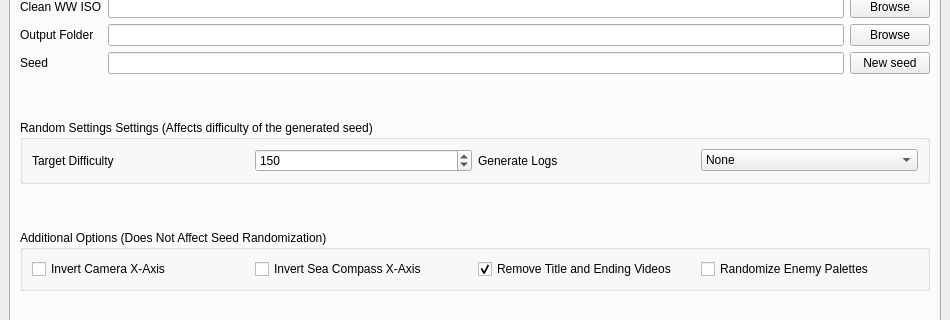
First picture: the form in wwr_ui/randomizer_window.ui, repository Aelire/wwrando, before the edit; both pictures show x 0 to 950 and y 235 to 555 of the 950 by 700 pixel window.
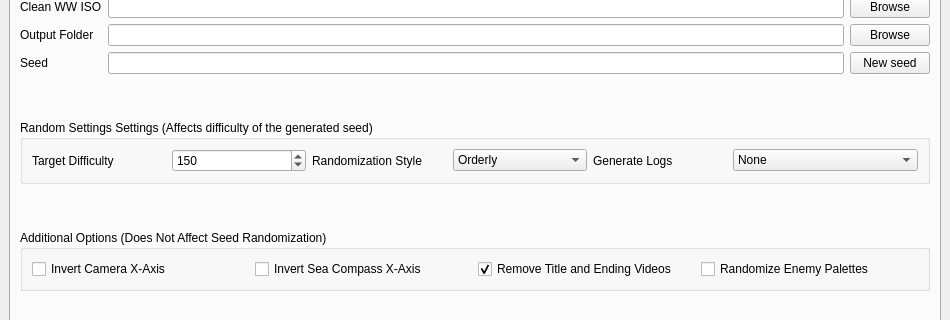
Second picture: the form after the edit.

Commit message: Add UI for Orderly/Chaotically random

Patch:
```diff
--- a/wwr_ui/randomizer_window.ui
+++ b/wwr_ui/randomizer_window.ui
@@ -183,16 +183,35 @@
                  </property>
                 </widget>
                </item>
-               <item row="1" column="3" colspan="2">
-                <layout class="QHBoxLayout" name="horizontalLayout_loggen">
+               <item row="1" column="3">
+                <widget class="QLabel" name="label_for_randomization_style">
+                 <property name="text">
+                  <string>Randomization Style</string>
+                 </property>
+                </widget>
+               </item>
+               <item row="1" column="4">
+                <widget class="QComboBox" name="randomization_style">
                  <item>
+                  <property name="text">
+                   <string>Orderly</string>
+                  </property>
+                 </item>
+                 <item>
+                  <property name="text">
+                   <string>Chaotically</string>
+                  </property>
+                 </item>
+                </widget>
+               </item>
+               <item row="1" column="5">
                   <widget class="QLabel" name="label_for_log_generation">
                    <property name="text">
                     <string>Generate Logs</string>
                    </property>
                   </widget>
                  </item>
-                 <item>
+               <item row="1" column="6">
                   <widget class="QComboBox" name="log_generation">
                    <item>
                     <property name="text">
@@ -210,8 +229,6 @@
                     </property>
                    </item>
                   </widget>
-                 </item>
-                </layout>
                </item>
               </layout>
              </widget>
```
Lines whose indentation alone changed are shown as unchanged. The commit also changes 4 other files.
